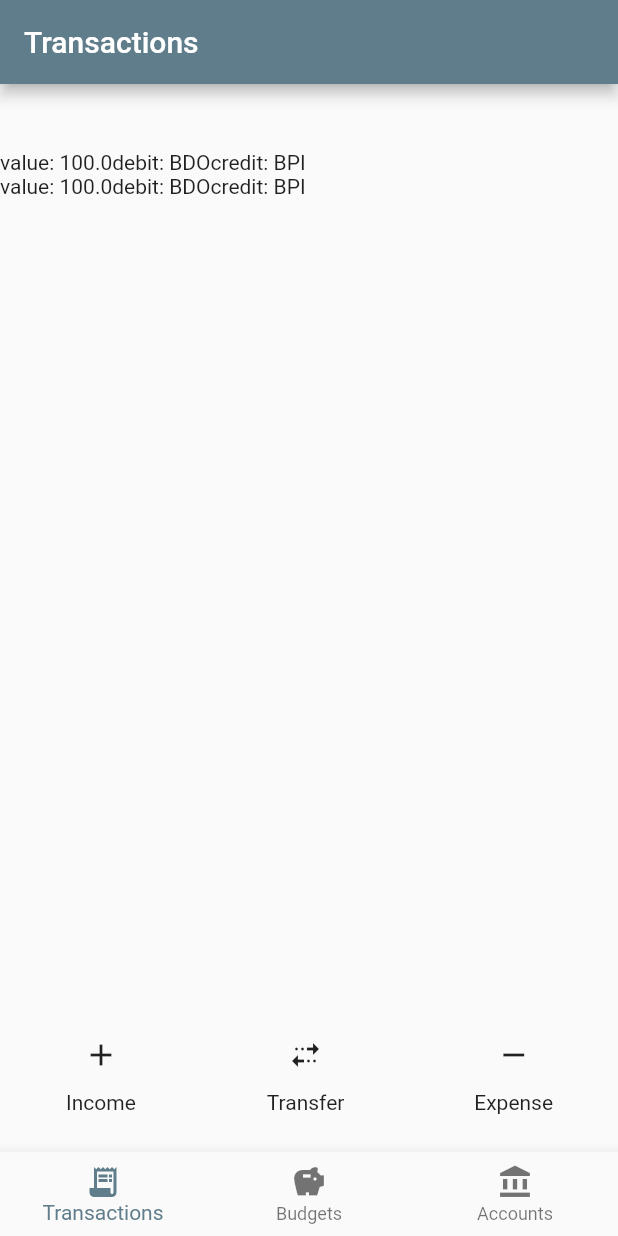
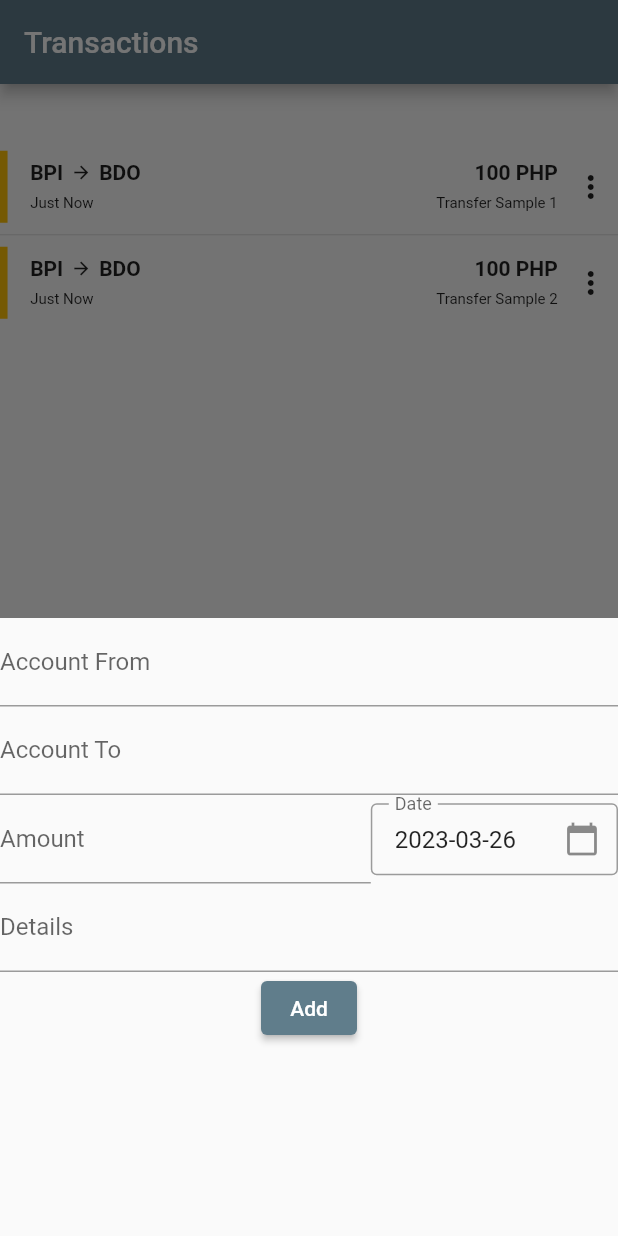
Before and after one commit to johnaaron658/flutter-ledger, a Flutter app: the screen it shows after launch, after a tap on the "multiple stop" icon, on a phone screen of 412 x 824 dp. Run offline on Flutter 3.47's test engine with Material 2 defaults, Android fonts, the phone set to English and light mode, and no system bars; our stand-ins replace get_it, rxdart.

Commit message:
added transactions list and transactions form

```diff
--- /dev/null
+++ b/lib/components/transaction_form.dart
@@ -0,0 +1,164 @@
+import 'package:flutter/material.dart';
+import 'package:flutter/services.dart';
+import 'package:intl/intl.dart';
+
+class TransactionForm extends StatefulWidget {
+  const TransactionForm({super.key});
+
+  @override
+  State<TransactionForm> createState() => _TransactionFormState();
+}
+
+class _TransactionFormState extends State<TransactionForm> {
+
+  TextEditingController amountController = TextEditingController();
+
+  @override
+  Widget build(BuildContext context) {
+    return Container(
+            height: MediaQuery.of(context).size.height * 0.5 + MediaQuery.of(context).viewInsets.bottom * 0.7,
+            decoration: const BoxDecoration(
+              borderRadius: BorderRadius.only(
+                topLeft: Radius.circular(20),
+                topRight: Radius.circular(20),
+              ),
+
+            ),
+            child: Column(
+                  children: [
+                    Autocomplete<String>(optionsBuilder: ((textEditingValue) {
+                      return [];
+                    }), onSelected: (value) {
+
+                    },
+                    fieldViewBuilder: ((context, textEditingController, focusNode, onFieldSubmitted) {
+                      return TextField(
+                        controller: textEditingController,
+                        focusNode: focusNode,
+                        decoration: const InputDecoration(
+                          labelText: 'Account From',
+                        ),
+                      );
+                    })),
+                    Autocomplete<String>(optionsBuilder: ((textEditingValue) {
+                      return [];
+                    }), onSelected: (value) {
+
+                    },
+                    fieldViewBuilder: ((context, textEditingController, focusNode, onFieldSubmitted) {
+                      return TextField(
+                        controller: textEditingController,
+                        focusNode: focusNode,
+                        decoration: const InputDecoration(
+                          labelText: 'Account To',
+                        ),
+                      );
+                    })),
+                    Row(
+                      children: [
+                        Expanded(
+                          flex: 6,
+                          child: TextField(
+                            controller: amountController,
+                            decoration: const InputDecoration(
+                              labelText: 'Amount',
+                            ),
+                            keyboardType: const TextInputType.numberWithOptions(decimal: true),
+                            inputFormatters: [FilteringTextInputFormatter.allow(RegExp(r'[0-9.]')),],
+                            onChanged: (value) {
+                              final formatter = NumberFormat('#,###.##', 'en_US');
+                              final text = formatter.format(double.tryParse(value) ?? 0.00);
+                              if (text != value) {
+                                // Set the formatted text back to the TextField
+                                final valueToSet = value.substring(value.length - 1) == '.' ? value : text;
+                                amountController.value = TextEditingValue(
+                                  text:  valueToSet,
+                                  selection: TextSelection.collapsed(offset: valueToSet.length),
+                                );
+                              }
+                            },
+                          ),
+                        ),
+                        Expanded(flex: 4, child: DateField(labelText: 'Date', initialDate: DateTime.now(), onDateChanged: (date) {})),
+                      ],
+                    ),
+                    const TextField(
+                      decoration: InputDecoration(
+                        labelText: 'Details',
+                      ),
+                    ),
+                    ElevatedButton(
+                      onPressed: () {},
+                      child: const Text('Add'),
+                    ),
+                  ],
+                ),
+          );
+  }
+}
+
+class DateField extends StatefulWidget {
+  final String labelText;
+  final DateTime initialDate;
+  final Function(DateTime) onDateChanged;
+
+  const DateField({
+    required this.labelText,
+    required this.initialDate,
+    required this.onDateChanged,
+  });
+
+  @override
+  _DateFieldState createState() => _DateFieldState();
+}
+
+class _DateFieldState extends State<DateField> {
+  late TextEditingController _controller;
+  late DateTime _selectedDate;
+
+  @override
+  void initState() {
+    super.initState();
+    _controller = TextEditingController(
+      text: DateFormat('yyyy-MM-dd').format(widget.initialDate),
+    );
+    _selectedDate = widget.initialDate;
+  }
+
+  @override
+  void dispose() {
+    _controller.dispose();
+    super.dispose();
+  }
+
+  Future<void> _selectDate(BuildContext context) async {
+    final DateTime? picked = await showDatePicker(
+      context: context,
+      initialDate: _selectedDate,
+      firstDate: DateTime(1900),
+      lastDate: DateTime.now(),
+    );
+    if (picked != null && picked != _selectedDate) {
+      setState(() {
+        _selectedDate = picked;
+        _controller.text = DateFormat('yyyy-MM-dd').format(picked);
+        widget.onDateChanged(picked);
+      });
+    }
+  }
+
+  @override
+  Widget build(BuildContext context) {
+    return TextFormField(
+      controller: _controller,
+      readOnly: true,
+      onTap: () => _selectDate(context),
+      decoration: InputDecoration(
+        labelText: widget.labelText,
+        suffixIcon: const Icon(Icons.calendar_today),
+        border: const OutlineInputBorder(),
+        contentPadding: const EdgeInsets.fromLTRB(16, 0, 16, 16),
+      ),
+    );
+  }
+}
--- /dev/null
+++ b/lib/components/transaction_list.dart
@@ -0,0 +1,50 @@
+import 'dart:async';
+
+import 'package:flutter/material.dart';
+import 'package:get_it/get_it.dart';
+import 'package:ledger/components/transaction_list_item.dart';
+import 'package:ledger/models/transaction.dart';
+import 'package:ledger/services/transactions_repository.dart';
+
+class TransactionList extends StatelessWidget {
+  final Function transactionQuery;
+  late final StreamSubscription transactionStreamSub;
+
+  TransactionList({
+    Key? key,
+    required this.transactionQuery,
+  }) : super(key: key) {
+    transactionStreamSub = transactionRepo.transactionStream.listen((event) {
+      scrollControl.animateTo(scrollControl.position.maxScrollExtent,
+          duration: const Duration(milliseconds: 500),
+          curve: Curves.fastOutSlowIn);
+    });
+  }
+
+  final transactionRepo = GetIt.instance.get<TransactionsRepo>();
+  final scrollControl = ScrollController();
+
+  @override
+  Widget build(BuildContext context) {
+    transactionQuery();
+    return StreamBuilder<List<Transaction>>(
+      stream: transactionRepo.transactionStream,
+      builder: (context, snapshot) {
+        final transactions = snapshot.data;
+        if (transactions != null && transactions.isNotEmpty) {
+          return ListView.separated(
+            controller: scrollControl,
+            separatorBuilder: (context, index) => const Divider(),
+            scrollDirection: Axis.vertical,
+            addAutomaticKeepAlives: true,
+            itemCount: transactions.length,
+            itemBuilder: (context, index) => TransactionItem(
+              transaction: transactions[index],
+            ),
+          );
+        }
+        return const Text('There are no transactions');
+      },
+    );
+  }
+}
--- /dev/null
+++ b/lib/components/transaction_list_item.dart
@@ -0,0 +1,222 @@
+
+import 'package:flutter/material.dart';
+import 'package:get_it/get_it.dart';
+import 'package:intl/intl.dart';
+import 'package:ledger/models/account.dart';
+import 'package:ledger/models/transaction.dart';
+import 'package:ledger/services/transactions_repository.dart';
+
+
+class TransactionItem extends StatelessWidget {
+  final Transaction transaction;
+  final double primaryFontSize = 14;
+  final double secondaryFontSize = 10;
+
+  TransactionItem({super.key, required this.transaction});
+
+  final transactionRepo = GetIt.instance.get<TransactionsRepo>();
+
+  @override
+  Widget build(BuildContext context) {
+    return SizedBox(
+      height: 48,
+      child: Row(
+        mainAxisAlignment: MainAxisAlignment.start,
+        children: [
+          Expanded(
+            flex: 1,
+            child: Container(color: getTransactionColor()),
+          ),
+          Expanded(
+            flex: 3,
+            child: Container(),
+          ),
+          Expanded(
+            flex: 70,
+            child: mainContent(),
+          ),
+          Expanded(
+            flex: 2,
+            child: Container(),
+          ),
+          Expanded(
+            flex: 3,
+            child: transactionOptions(),
+          ),
+          Expanded(
+            flex: 3,
+            child: Container(),
+          ),
+        ],
+      ),
+    );
+  }
+
+  PopupMenuButton<int> transactionOptions() {
+    return PopupMenuButton<int>(
+      splashRadius: 1,
+      padding: EdgeInsets.zero,
+      onSelected: (value) {
+        if (value == 0) {
+          // ignore: todo
+          // TODO: implement edit
+        }
+        if (value == 1) {
+          transactionRepo.removeTransaction(transaction.id!);
+        }
+      },
+      itemBuilder: (context) => <PopupMenuEntry<int>>[
+        const PopupMenuItem(
+          value: 0,
+          child: Text('Edit'),
+        ),
+        const PopupMenuItem(
+          value: 1,
+          child: Text('Remove'),
+        ),
+      ],
+    );
+  }
+
+  Column mainContent() {
+    return Column(
+      mainAxisAlignment: MainAxisAlignment.spaceEvenly,
+      crossAxisAlignment: CrossAxisAlignment.start,
+      children: [
+        Row(
+          children: [
+            Expanded(flex: 16, child: transactionAccounts()),
+            Expanded(
+              flex: 13,
+              child: transactionAmount(),
+            ),
+          ],
+        ),
+        Row(
+          children: [
+            Expanded(
+                child: Text(
+              formatDate(transaction.dateTime),
+              style: TextStyle(fontSize: secondaryFontSize),
+            )),
+            Expanded(
+              child: Row(
+                mainAxisAlignment: MainAxisAlignment.end,
+                children: [
+                  Text(transaction.details,
+                      style: TextStyle(fontSize: secondaryFontSize)),
+                ],
+              ),
+            ),
+          ],
+        ),
+      ],
+    );
+  }
+
+  Row transactionAmount() {
+    return Row(
+      mainAxisAlignment: MainAxisAlignment.end,
+      children: [
+        Text(
+          '${NumberFormat.decimalPattern('en_us').format(transaction.value)} ${transaction.debit.currency}',
+          style:
+              TextStyle(fontSize: primaryFontSize, fontWeight: FontWeight.bold),
+        ),
+      ],
+    );
+  }
+
+  Row transactionAccounts() {
+    double arrowMargin = 5;
+    return Row(
+      mainAxisAlignment: MainAxisAlignment.start,
+      children: [
+        Flexible(
+          child: Text(
+            transaction.credit.name,
+            style: TextStyle(
+              fontSize: primaryFontSize,
+              fontWeight: FontWeight.bold,
+            ),
+            overflow: TextOverflow.ellipsis,
+            maxLines: 2,
+          ),
+        ),
+        Container(
+          margin: EdgeInsets.fromLTRB(arrowMargin, 0, arrowMargin, 0),
+          child: Icon(
+            Icons.arrow_forward,
+            size: primaryFontSize,
+          ),
+        ),
+        Flexible(
+          child: Text(
+            transaction.debit.name,
+            style: TextStyle(
+              fontSize: primaryFontSize,
+              fontWeight: FontWeight.bold,
+            ),
+            overflow: TextOverflow.ellipsis,
+            maxLines: 2,
+          ),
+        )
+      ],
+    );
+  }
+
+  String formatDate(DateTime datetime) {
+    DateTime now = DateTime.now();
+    Duration relativeTime = now.difference(datetime);
+    List<TimeDurationMap> timeDurationMapList = [
+      TimeDurationMap(
+          'second', relativeTime.inSeconds, 60, 'A second ago', 'seconds ago'),
+      TimeDurationMap(
+          'minute', relativeTime.inMinutes, 60, 'A minute ago', 'minutes ago'),
+      TimeDurationMap(
+          'hour', relativeTime.inHours, 24, 'An hour ago', 'hours ago'),
+      TimeDurationMap('day', relativeTime.inDays, 7, 'Yesterday', 'days ago'),
+      TimeDurationMap(
+          'week', relativeTime.inDays ~/ 7, 4, 'Last week', 'weeks ago'),
+      TimeDurationMap(
+          'month', now.month - datetime.month, 12, 'Last month', 'months ago'),
+      TimeDurationMap(
+          'year', now.year - datetime.year, 100, 'Last year', 'years ago'),
+    ];
+
+    var timeAgo = timeDurationMapList
+        .firstWhere((element) => element.duration < element.upperLimit);
+    if (timeAgo.duration == 1) {
+      return timeAgo.singular;
+    }
+    if (timeAgo.duration == 0) {
+      return 'Just Now';
+    }
+    return '${timeAgo.duration} ${timeAgo.plural}';
+  }
+
+  Color getTransactionColor() {
+    AccountType debitAccountType = transaction.debit.accountType;
+    AccountType creditAccountType = transaction.credit.accountType;
+    Color color = Colors.amber;
+
+    if (debitAccountType == AccountType.Expense) {
+      color = Colors.red;
+    } else if (creditAccountType == AccountType.Income) {
+      color = Colors.green;
+    }
+
+    return color;
+  }
+}
+
+class TimeDurationMap {
+  final String unit;
+  final int duration;
+  final int upperLimit;
+  final String singular;
+  final String plural;
+
+  TimeDurationMap(
+      this.unit, this.duration, this.upperLimit, this.singular, this.plural);
+}
--- a/lib/pages/main_page.dart
+++ b/lib/pages/main_page.dart
@@ -29,6 +29,7 @@
           }
         ),
       ),
+      resizeToAvoidBottomInset: false,
 
       body: PageView.builder(
         itemCount: pages.length,
--- a/lib/pages/transactions_page.dart
+++ b/lib/pages/transactions_page.dart
@@ -1,5 +1,7 @@
 import 'package:flutter/material.dart';
 import 'package:get_it/get_it.dart';
+import 'package:ledger/components/transaction_form.dart';
+import 'package:ledger/components/transaction_list.dart';
 import 'package:ledger/models/transaction.dart';
 import 'package:ledger/pages/main_page.dart';
 import 'package:ledger/services/mock_data_src.dart';
@@ -10,18 +12,24 @@
 
   TransactionsPage({super.key});
 
+  late BuildContext pageContext;
+
   @override
   Widget build(BuildContext context) {
+    pageContext = context;
     return Column(
       mainAxisAlignment: MainAxisAlignment.center,
       children: [
         const Expanded(flex: 1, child: Text('')),
-        Expanded(flex: 13, child: StreamBuilder<bool>(
-          stream: super.isInView.stream,
-          builder: (context, snapshot) {
-            return TransactionList();
-          }
-        )),
+        Expanded(
+            flex: 13,
+            child: StreamBuilder<bool>(
+                stream: super.isInView.stream,
+                builder: (context, snapshot) {
+                  return TransactionList(
+                    transactionQuery: transactionRepo.getAllTransactions,
+                  );
+                })),
         Expanded(
           flex: 2,
           child: ButtonBar(
@@ -29,7 +37,9 @@
             alignment: MainAxisAlignment.spaceAround,
             children: [
               TransactionButton(
-                  icon: Icons.add, label: 'Income', onPressed: onIncomePressed),
+                  icon: Icons.add,
+                  label: 'Income',
+                  onPressed: onIncomePressed),
               TransactionButton(
                 icon: Icons.multiple_stop,
                 label: 'Transfer',
@@ -57,56 +67,31 @@
   }
 
   void onTransferPressed() {
+    showModal();
   }
 
   void onExpensePressed() {
     transactionRepo.removeTransaction(3);
   }
+
+  void showModal() {
+    showModalBottomSheet(
+      isScrollControlled: true,
+        builder: (context) {
+          return const TransactionInputModal();
+        },
+        context: pageContext);
+  }
 }
 
-class TransactionList extends StatelessWidget {
-  TransactionList({
+class TransactionInputModal extends StatelessWidget {
+  const TransactionInputModal({
     Key? key,
   }) : super(key: key);
 
-  final transactionRepo = GetIt.instance.get<TransactionsRepo>();
-
   @override
   Widget build(BuildContext context) {
-    transactionRepo.getAllTransactions();
-
-    return StreamBuilder<List<Transaction>>(
-      stream: transactionRepo.transactionStream,
-      builder: (context, snapshot) {
-        final transactions = snapshot.data;
-        if (transactions != null && transactions!.isNotEmpty) {
-          return ListView.builder(
-            scrollDirection: Axis.vertical,
-            addAutomaticKeepAlives: true,
-            itemCount: transactions.length,
-            itemBuilder: (context, index) => TransactionItem(transaction: transactions[index],),
-          );
-        }
-        return const Text('There are no transactions');
-      },
-    );
-  }
-}
-
-class TransactionItem extends StatelessWidget {
-  final Transaction transaction;
-
-  const TransactionItem({super.key, required this.transaction});
-
-  @override
-  Widget build(BuildContext context) {
-    return Row(
-      children: [
-        Text('value: ${transaction.value}'),
-        Text('debit: ${transaction.debit.name}'),
-        Text('credit: ${transaction.credit.name}'),
-      ],
-    );
+    return const TransactionForm();
   }
 }
 
--- a/lib/services/transactions_repository.dart
+++ b/lib/services/transactions_repository.dart
@@ -5,10 +5,6 @@
 
 class TransactionsRepo {
   final _transactions = BehaviorSubject<List<Transaction>>.seeded(List.empty());
-
-  TransactionsRepo() {
-    getAllTransactions();
-  }
 
   ValueStream<List<Transaction>> get transactionStream => _transactions.stream;
 
@@ -25,4 +21,8 @@
     DataSource.transactions.removeWhere((element) => element.id == id);
     _transactions.add(DataSource.transactions);
   }
+
+  void updateTransaction(Transaction transaction) async {
+
+  }
 }
```
